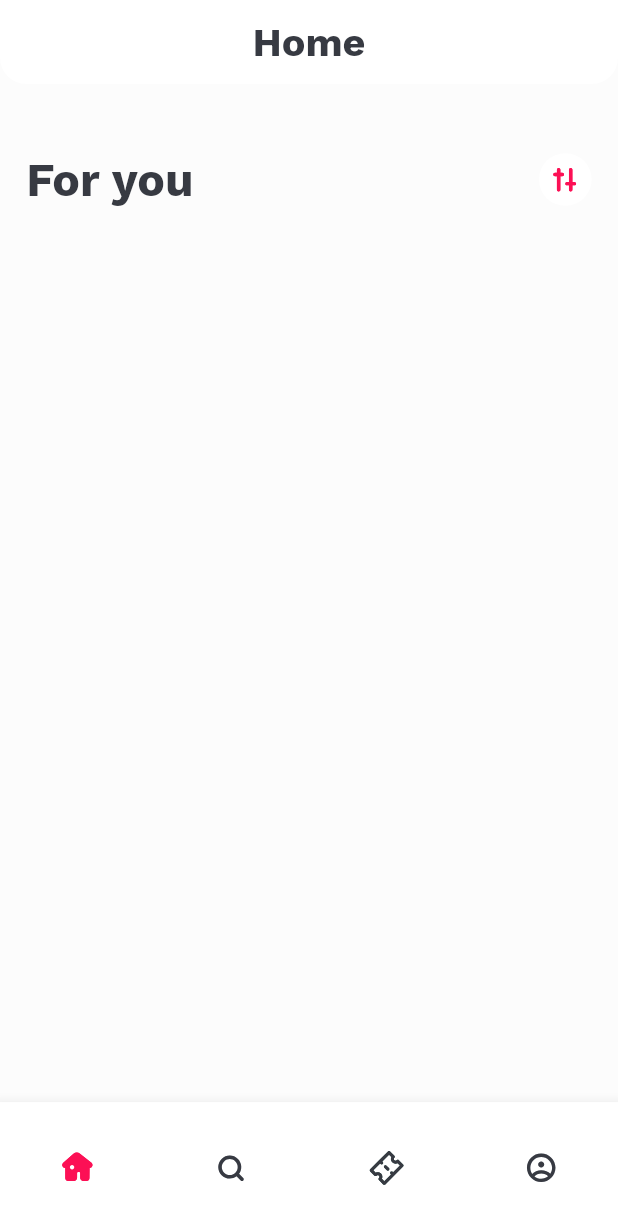
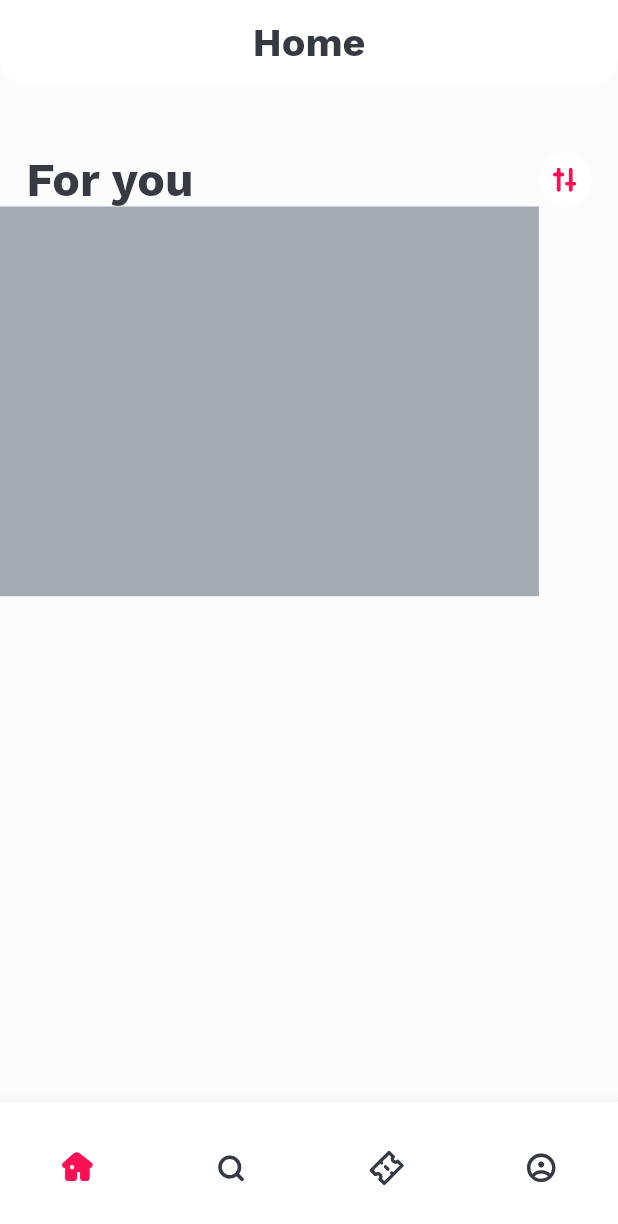
Before and after one commit to BahromjonPolat/Tickets, a Flutter app: the screen it shows after launch, on a phone screen of 412 x 824 dp. Shown: the top 1224 px of the screen. Run offline on Flutter 3.47's test engine with Material 2 defaults, Android fonts, the phone set to English and light mode, and no system bars; our stand-ins replace flutter_svg.

Commit message:
Decoration with image componenti yozildi

```diff
--- a/lib/core/components/exporting_packages.dart
+++ b/lib/core/components/exporting_packages.dart
@@ -7,9 +7,11 @@ export 'package:ticket/view/screens/main/home/home_body_page.dart';
 export 'package:ticket/view/widgets/topBar/home_page_app_bar.dart';
 export 'package:ticket/view/widgets/bottomBar/my_bottom_navigation_bar.dart';
 export 'package:ticket/view/widgets/text/my_text_widget.dart';
+export 'package:ticket/view/widgets/card/recommended_large_card.dart';
 
 // Sliver Widgets
 export 'package:ticket/view/widgets/slivers/sliver_sized_box.dart';
+
 
 // Components
 export 'package:ticket/core/components/size_config.dart';
--- a/lib/view/screens/main/home/home_body_page.dart
+++ b/lib/view/screens/main/home/home_body_page.dart
@@ -12,6 +12,7 @@ class HomePageBody extends StatelessWidget {
         HomeAppBar(),
         SliverSizedBox.setHeight(45.0),
         _setCategory('For you', AssetIcons.filters),
+        SliverToBoxAdapter(child: RecommendedLargeCard(),)
       ],
     );
   }
--- /dev/null
+++ b/lib/view/widgets/card/recommended_large_card.dart
@@ -0,0 +1,23 @@
+import 'package:flutter/material.dart';
+import 'package:ticket/core/components/exporting_packages.dart';
+
+class RecommendedLargeCard extends StatelessWidget {
+  const RecommendedLargeCard({Key? key}) : super(key: key);
+
+  @override
+  Widget build(BuildContext context) {
+    return Stack(
+      children: [
+        Container(
+          height: getProportionateScreenHeight(256.0),
+          width: getProportionateScreenWidth(327.0),
+          decoration: BoxDecoration(
+            color: ConstColors.darkerGrey,
+
+          ),
+        ),
+
+      ],
+    );
+  }
+}
--- a/pubspec.yaml
+++ b/pubspec.yaml
@@ -39,6 +39,10 @@ flutter:
   uses-material-design: true
 
   assets:
+    # Images
+    - assets/images/
+
+    # Icons
     - assets/icons/BottomBar/
     - assets/icons/Buttons/
     - assets/icons/MapPins/
```
Also changed, not shown: lib/view/screens/components/decoration_with_image.dart (added, +19 -0 lines).
